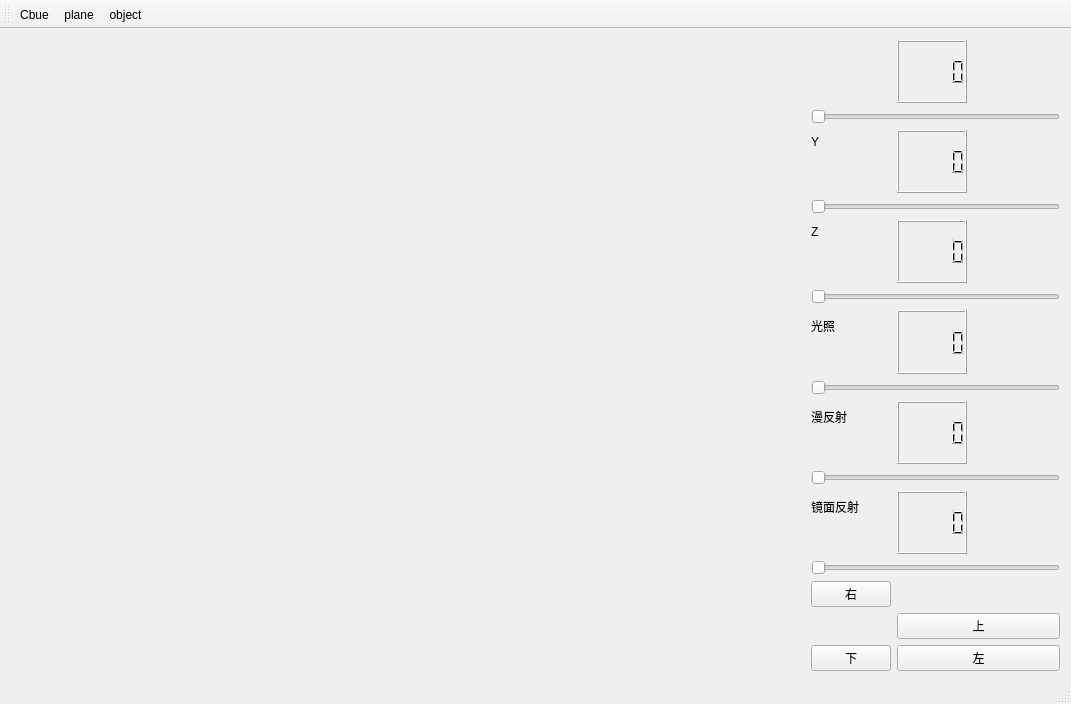
This is FirstBigProject/FirstBigProject.ui in benluejue/QtOpenGL as Qt 5 draws it before an edit. The edited form follows.
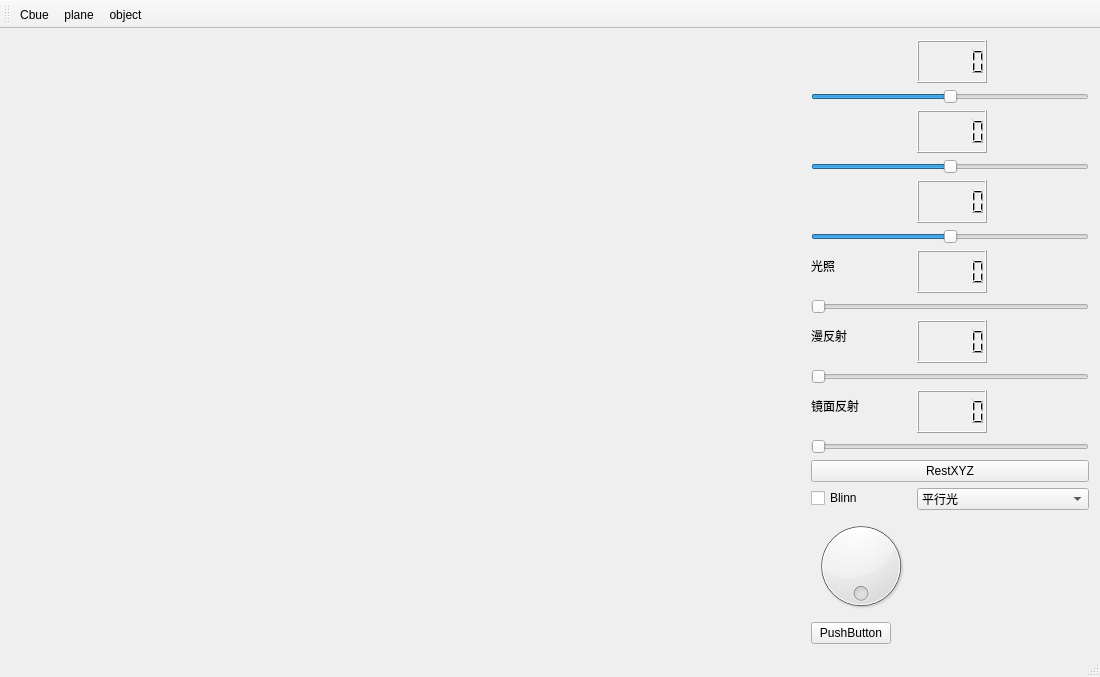
This is the edited form. Icons and pictures are not drawn.

```diff
--- a/FirstBigProject/FirstBigProject.ui
+++ b/FirstBigProject/FirstBigProject.ui
@@ -6,8 +6,8 @@
    <rect>
     <x>0</x>
     <y>0</y>
-    <width>1071</width>
-    <height>704</height>
+    <width>1100</width>
+    <height>677</height>
    </rect>
   </property>
   <property name="sizePolicy">
@@ -57,6 +57,8 @@
      </layout>
     </item>
     <item>
+     <layout class="QVBoxLayout" name="verticalLayout">
+      <item>
      <layout class="QFormLayout" name="formLayout">
       <property name="labelAlignment">
        <set>Qt::AlignLeading|Qt::AlignLeft|Qt::AlignVCenter</set>
@@ -83,7 +85,7 @@
         </property>
        </widget>
       </item>
-      <item row="1" column="0" colspan="2">
+        <item row="2" column="0" colspan="2">
        <widget class="QSlider" name="X_Slider">
         <property name="minimumSize">
          <size>
@@ -95,21 +97,33 @@
          <enum>Qt::NoFocus</enum>
         </property>
         <property name="maximum">
-         <number>5760</number>
+           <number>6000</number>
+          </property>
+          <property name="value">
+           <number>3000</number>
         </property>
         <property name="orientation">
          <enum>Qt::Horizontal</enum>
         </property>
        </widget>
       </item>
-      <item row="2" column="0">
-       <widget class="QLabel" name="label_2">
-        <property name="text">
-         <string>Y</string>
+        <item row="3" column="1">
+         <widget class="QLCDNumber" name="lcdNumber_2">
+          <property name="sizePolicy">
+           <sizepolicy hsizetype="Minimum" vsizetype="Minimum">
+            <horstretch>0</horstretch>
+            <verstretch>1</verstretch>
+           </sizepolicy>
+          </property>
+          <property name="maximumSize">
+           <size>
+            <width>70</width>
+            <height>16777215</height>
+           </size>
         </property>
        </widget>
       </item>
-      <item row="3" column="0" colspan="2">
+        <item row="4" column="0" colspan="2">
        <widget class="QSlider" name="Y_Slider">
         <property name="minimumSize">
          <size>
@@ -121,21 +135,17 @@
          <enum>Qt::NoFocus</enum>
         </property>
         <property name="maximum">
-         <number>5760</number>
+           <number>6000</number>
+          </property>
+          <property name="value">
+           <number>3000</number>
         </property>
         <property name="orientation">
          <enum>Qt::Horizontal</enum>
         </property>
        </widget>
       </item>
-      <item row="4" column="0">
-       <widget class="QLabel" name="label_3">
-        <property name="text">
-         <string>Z</string>
-        </property>
-       </widget>
-      </item>
-      <item row="4" column="1">
+        <item row="5" column="1">
        <widget class="QLCDNumber" name="lcdNumber_3">
         <property name="sizePolicy">
          <sizepolicy hsizetype="Minimum" vsizetype="Minimum">
@@ -151,7 +161,7 @@
         </property>
        </widget>
       </item>
-      <item row="5" column="0" colspan="2">
+        <item row="6" column="0" colspan="2">
        <widget class="QSlider" name="Z_Slider">
         <property name="minimumSize">
          <size>
@@ -163,21 +173,24 @@
          <enum>Qt::NoFocus</enum>
         </property>
         <property name="maximum">
-         <number>5760</number>
+           <number>6000</number>
+          </property>
+          <property name="value">
+           <number>3000</number>
         </property>
         <property name="orientation">
          <enum>Qt::Horizontal</enum>
         </property>
        </widget>
       </item>
-      <item row="6" column="0">
+        <item row="7" column="0">
        <widget class="QLabel" name="label_4">
         <property name="text">
          <string>光照</string>
         </property>
        </widget>
       </item>
-      <item row="6" column="1">
+        <item row="7" column="1">
        <widget class="QLCDNumber" name="lcd_ambient">
         <property name="sizePolicy">
          <sizepolicy hsizetype="Minimum" vsizetype="Minimum">
@@ -193,7 +206,7 @@
         </property>
        </widget>
       </item>
-      <item row="7" column="0" colspan="2">
+        <item row="8" column="0" colspan="2">
        <widget class="QSlider" name="ambient_slider">
         <property name="focusPolicy">
          <enum>Qt::NoFocus</enum>
@@ -209,14 +222,14 @@
         </property>
        </widget>
       </item>
-      <item row="8" column="0">
+        <item row="9" column="0">
        <widget class="QLabel" name="label_5">
         <property name="text">
          <string>漫反射</string>
         </property>
        </widget>
       </item>
-      <item row="8" column="1">
+        <item row="9" column="1">
        <widget class="QLCDNumber" name="lcd_diffuse">
         <property name="sizePolicy">
          <sizepolicy hsizetype="Minimum" vsizetype="Minimum">
@@ -232,7 +245,7 @@
         </property>
        </widget>
       </item>
-      <item row="9" column="0" colspan="2">
+        <item row="10" column="0" colspan="2">
        <widget class="QSlider" name="diffuse_slider">
         <property name="focusPolicy">
          <enum>Qt::NoFocus</enum>
@@ -248,14 +261,14 @@
         </property>
        </widget>
       </item>
-      <item row="10" column="0">
+        <item row="11" column="0">
        <widget class="QLabel" name="label_6">
         <property name="text">
          <string>镜面反射</string>
         </property>
        </widget>
       </item>
-      <item row="10" column="1">
+        <item row="11" column="1">
        <widget class="QLCDNumber" name="lcd_specular">
         <property name="sizePolicy">
          <sizepolicy hsizetype="Minimum" vsizetype="Minimum">
@@ -271,7 +284,7 @@
         </property>
        </widget>
       </item>
-      <item row="12" column="0" colspan="2">
+        <item row="13" column="0" colspan="2">
        <widget class="QSlider" name="specular_slider">
         <property name="focusPolicy">
          <enum>Qt::NoFocus</enum>
@@ -287,69 +300,65 @@
         </property>
        </widget>
       </item>
+        <item row="14" column="0" colspan="2">
+         <widget class="QPushButton" name="rest_xyz_bnt">
+          <property name="text">
+           <string>RestXYZ</string>
+          </property>
+         </widget>
+        </item>
+        <item row="16" column="0">
+         <widget class="QDial" name="dial">
+          <property name="maximum">
+           <number>360</number>
+          </property>
+          <property name="value">
+           <number>0</number>
+          </property>
+          <property name="wrapping">
+           <bool>true</bool>
+          </property>
+         </widget>
+        </item>
+        <item row="17" column="0">
+         <widget class="QPushButton" name="pushButton">
+          <property name="text">
+           <string>PushButton</string>
+          </property>
+         </widget>
+        </item>
       <item row="15" column="0">
-       <widget class="QPushButton" name="down_p_btn">
-        <property name="focusPolicy">
-         <enum>Qt::NoFocus</enum>
+         <widget class="QCheckBox" name="blinn_checkBox">
+          <property name="styleSheet">
+           <string notr="true"/>
         </property>
         <property name="text">
-         <string>下</string>
+           <string>Blinn</string>
         </property>
        </widget>
       </item>
       <item row="15" column="1">
-       <widget class="QPushButton" name="left_p_btn">
-        <property name="focusPolicy">
-         <enum>Qt::NoFocus</enum>
-        </property>
+         <widget class="QComboBox" name="lightcomboBox">
+          <item>
         <property name="text">
-         <string>左</string>
-        </property>
-        <property name="checkable">
-         <bool>false</bool>
-        </property>
-       </widget>
-      </item>
-      <item row="2" column="1">
-       <widget class="QLCDNumber" name="lcdNumber_2">
-        <property name="sizePolicy">
-         <sizepolicy hsizetype="Minimum" vsizetype="Minimum">
-          <horstretch>0</horstretch>
-          <verstretch>1</verstretch>
-         </sizepolicy>
-        </property>
-        <property name="maximumSize">
-         <size>
-          <width>70</width>
-          <height>16777215</height>
-         </size>
-        </property>
-       </widget>
-      </item>
-      <item row="13" column="0">
-       <widget class="QPushButton" name="right_p_btn">
-        <property name="focusPolicy">
-         <enum>Qt::NoFocus</enum>
-        </property>
+            <string>平行光</string>
+           </property>
+          </item>
+          <item>
         <property name="text">
-         <string>右</string>
-        </property>
-       </widget>
-      </item>
-      <item row="14" column="1">
-       <widget class="QPushButton" name="up_p_btn">
-        <property name="focusPolicy">
-         <enum>Qt::NoFocus</enum>
-        </property>
+            <string>点光源</string>
+           </property>
+          </item>
+          <item>
         <property name="text">
-         <string>上</string>
-        </property>
+            <string>聚光灯</string>
+           </property>
+          </item>
        </widget>
       </item>
      </layout>
     </item>
-    <item>
-     <layout class="QVBoxLayout" name="verticalLayout"/>
+     </layout>
     </item>
    </layout>
   </widget>
@@ -358,7 +367,7 @@
     <rect>
      <x>0</x>
      <y>0</y>
-     <width>1071</width>
+     <width>1100</width>
      <height>22</height>
     </rect>
    </property>
```
Lines whose indentation alone changed are shown as unchanged.
